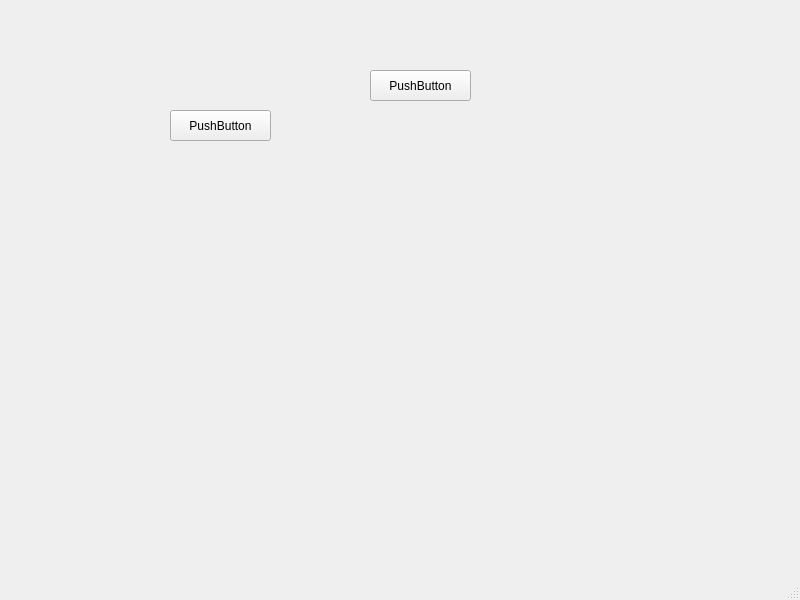
Above: AP01/mainwindow.ui from rprimasta/beamsaw-cassade-sby before the change. Below: the same form after it.
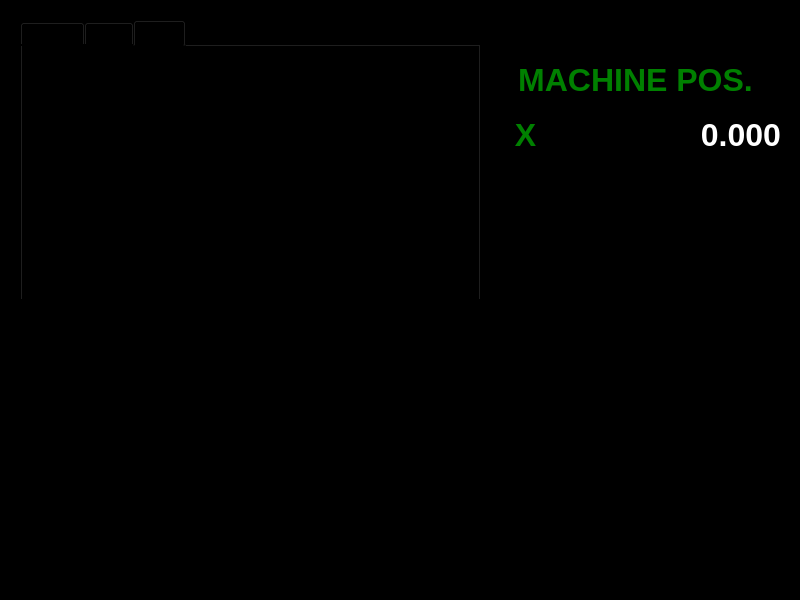
That is the form after the change.

```diff
--- a/AP01/mainwindow.ui
+++ b/AP01/mainwindow.ui
@@ -11,33 +11,185 @@
    </rect>
   </property>
   <property name="windowTitle">
-   <string>MainWindow</string>
+   <string>BEAMSAW</string>
+  </property>
+  <property name="autoFillBackground">
+   <bool>false</bool>
+  </property>
+  <property name="styleSheet">
+   <string notr="true">background-color : black;</string>
   </property>
   <widget class="QWidget" name="centralwidget">
-   <widget class="QPushButton" name="pushButton">
+   <widget class="QTabWidget" name="TAB_CONTROL">
     <property name="geometry">
      <rect>
-      <x>370</x>
-      <y>70</y>
-      <width>101</width>
-      <height>31</height>
+      <x>20</x>
+      <y>20</y>
+      <width>461</width>
+      <height>281</height>
      </rect>
     </property>
+    <property name="tabPosition">
+     <enum>QTabWidget::North</enum>
+    </property>
+    <property name="currentIndex">
+     <number>2</number>
+    </property>
+    <widget class="QWidget" name="tab">
+     <attribute name="title">
+      <string>Manual</string>
+     </attribute>
+    </widget>
+    <widget class="QWidget" name="tab_2">
+     <attribute name="title">
+      <string>Auto</string>
+     </attribute>
+    </widget>
+    <widget class="QWidget" name="">
+     <attribute name="title">
+      <string>Page</string>
+     </attribute>
+    </widget>
+   </widget>
+   <widget class="QLabel" name="label">
+    <property name="geometry">
+     <rect>
+      <x>560</x>
+      <y>110</y>
+      <width>221</width>
+      <height>51</height>
+     </rect>
+    </property>
+    <property name="font">
+     <font>
+      <pointsize>24</pointsize>
+      <weight>75</weight>
+      <bold>true</bold>
+     </font>
+    </property>
+    <property name="styleSheet">
+     <string notr="true">QLabel { color : white; }</string>
+    </property>
+    <property name="inputMethodHints">
+     <set>Qt::ImhPreferNumbers</set>
+    </property>
+    <property name="frameShape">
+     <enum>QFrame::NoFrame</enum>
+    </property>
+    <property name="lineWidth">
+     <number>100</number>
+    </property>
     <property name="text">
-     <string>PushButton</string>
+     <string>0.000</string>
     </property>
+    <property name="textFormat">
+     <enum>Qt::RichText</enum>
+    </property>
+    <property name="scaledContents">
+     <bool>false</bool>
+    </property>
+    <property name="alignment">
+     <set>Qt::AlignRight|Qt::AlignTrailing|Qt::AlignVCenter</set>
+    </property>
+    <property name="wordWrap">
+     <bool>false</bool>
+    </property>
+    <property name="margin">
+     <number>0</number>
+    </property>
    </widget>
-   <widget class="QPushButton" name="pushButton_2">
+   <widget class="QLabel" name="label_2">
     <property name="geometry">
      <rect>
-      <x>170</x>
+      <x>490</x>
       <y>110</y>
-      <width>101</width>
-      <height>31</height>
+      <width>71</width>
+      <height>51</height>
      </rect>
     </property>
+    <property name="font">
+     <font>
+      <pointsize>24</pointsize>
+      <weight>75</weight>
+      <bold>true</bold>
+     </font>
+    </property>
+    <property name="styleSheet">
+     <string notr="true">QLabel { color : green; }</string>
+    </property>
+    <property name="inputMethodHints">
+     <set>Qt::ImhPreferNumbers</set>
+    </property>
+    <property name="frameShape">
+     <enum>QFrame::NoFrame</enum>
+    </property>
+    <property name="lineWidth">
+     <number>100</number>
+    </property>
     <property name="text">
-     <string>PushButton</string>
+     <string>X</string>
+    </property>
+    <property name="textFormat">
+     <enum>Qt::RichText</enum>
+    </property>
+    <property name="scaledContents">
+     <bool>false</bool>
+    </property>
+    <property name="alignment">
+     <set>Qt::AlignCenter</set>
+    </property>
+    <property name="wordWrap">
+     <bool>false</bool>
+    </property>
+    <property name="margin">
+     <number>0</number>
+    </property>
+   </widget>
+   <widget class="QLabel" name="label_3">
+    <property name="geometry">
+     <rect>
+      <x>490</x>
+      <y>60</y>
+      <width>291</width>
+      <height>41</height>
+     </rect>
+    </property>
+    <property name="font">
+     <font>
+      <pointsize>24</pointsize>
+      <weight>75</weight>
+      <bold>true</bold>
+     </font>
+    </property>
+    <property name="styleSheet">
+     <string notr="true">QLabel { color : green; }</string>
+    </property>
+    <property name="inputMethodHints">
+     <set>Qt::ImhPreferNumbers</set>
+    </property>
+    <property name="frameShape">
+     <enum>QFrame::NoFrame</enum>
+    </property>
+    <property name="lineWidth">
+     <number>100</number>
+    </property>
+    <property name="text">
+     <string>MACHINE POS.</string>
+    </property>
+    <property name="textFormat">
+     <enum>Qt::RichText</enum>
+    </property>
+    <property name="scaledContents">
+     <bool>false</bool>
+    </property>
+    <property name="alignment">
+     <set>Qt::AlignCenter</set>
+    </property>
+    <property name="wordWrap">
+     <bool>false</bool>
+    </property>
+    <property name="margin">
+     <number>0</number>
     </property>
    </widget>
   </widget>
```
